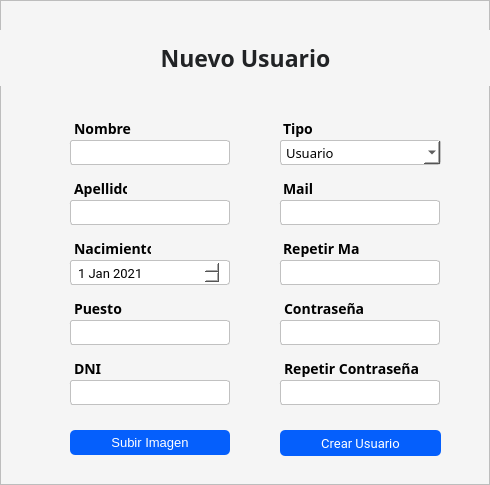
The window that Interfaces/main/Ui/create_user.ui (juanignaciocansillieri/bullsoft) describes before a commit, drawn with Qt 5.
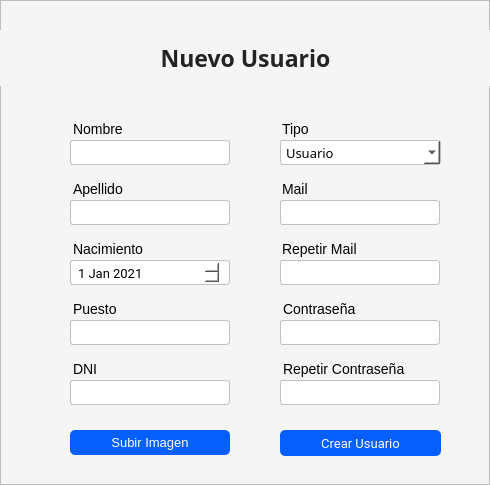
The same window after the commit.

```diff
--- a/Interfaces/main/Ui/create_user.ui
+++ b/Interfaces/main/Ui/create_user.ui
@@ -10,6 +10,18 @@
     <height>485</height>
    </rect>
   </property>
+  <property name="minimumSize">
+   <size>
+    <width>490</width>
+    <height>485</height>
+   </size>
+  </property>
+  <property name="maximumSize">
+   <size>
+    <width>490</width>
+    <height>485</height>
+   </size>
+  </property>
   <property name="windowTitle">
    <string>MainWindow</string>
   </property>
@@ -145,10 +157,7 @@
        </property>
        <property name="font">
         <font>
-         <family>Cairo</family>
          <pointsize>-1</pointsize>
-         <weight>75</weight>
-         <bold>true</bold>
         </font>
        </property>
        <property name="styleSheet">
@@ -179,10 +188,7 @@
        </property>
        <property name="font">
         <font>
-         <family>Cairo</family>
          <pointsize>-1</pointsize>
-         <weight>75</weight>
-         <bold>true</bold>
         </font>
        </property>
        <property name="styleSheet">
@@ -354,10 +360,7 @@
        </property>
        <property name="font">
         <font>
-         <family>Cairo</family>
          <pointsize>-1</pointsize>
-         <weight>75</weight>
-         <bold>true</bold>
         </font>
        </property>
        <property name="styleSheet">
@@ -465,10 +468,7 @@
        </property>
        <property name="font">
         <font>
-         <family>Cairo</family>
          <pointsize>-1</pointsize>
-         <weight>75</weight>
-         <bold>true</bold>
         </font>
        </property>
        <property name="styleSheet">
@@ -533,10 +533,7 @@
        </property>
        <property name="font">
         <font>
-         <family>Cairo</family>
          <pointsize>-1</pointsize>
-         <weight>75</weight>
-         <bold>true</bold>
         </font>
        </property>
        <property name="styleSheet">
@@ -561,10 +558,7 @@
        </property>
        <property name="font">
         <font>
-         <family>Cairo</family>
          <pointsize>-1</pointsize>
-         <weight>75</weight>
-         <bold>true</bold>
         </font>
        </property>
        <property name="styleSheet">
@@ -677,10 +671,7 @@
        </property>
        <property name="font">
         <font>
-         <family>Cairo</family>
          <pointsize>-1</pointsize>
-         <weight>75</weight>
-         <bold>true</bold>
         </font>
        </property>
        <property name="styleSheet">
@@ -751,10 +742,7 @@
        </property>
        <property name="font">
         <font>
-         <family>Cairo</family>
          <pointsize>-1</pointsize>
-         <weight>75</weight>
-         <bold>true</bold>
         </font>
        </property>
        <property name="styleSheet">
@@ -779,10 +767,7 @@
        </property>
        <property name="font">
         <font>
-         <family>Cairo</family>
          <pointsize>-1</pointsize>
-         <weight>75</weight>
-         <bold>true</bold>
         </font>
        </property>
        <property name="styleSheet">
@@ -807,10 +792,7 @@
        </property>
        <property name="font">
         <font>
-         <family>Cairo</family>
          <pointsize>-1</pointsize>
-         <weight>75</weight>
-         <bold>true</bold>
         </font>
        </property>
        <property name="styleSheet">
```
